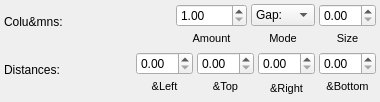
nitramr/scribus, file scribus/ui/propertywidget_distancebase.ui: the form before one commit.
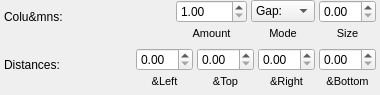
The form after the commit. Custom widgets are drawn as their Qt base class.

What changed in the file:
```diff
--- a/scribus/ui/propertywidget_distancebase.ui
+++ b/scribus/ui/propertywidget_distancebase.ui
@@ -7,7 +7,7 @@
     <x>0</x>
     <y>0</y>
     <width>380</width>
-    <height>102</height>
+    <height>95</height>
    </rect>
   </property>
   <property name="sizePolicy">
@@ -39,13 +39,13 @@
   </property>
   <layout class="QVBoxLayout" name="verticalLayout">
    <property name="spacing">
-    <number>2</number>
+    <number>4</number>
    </property>
    <property name="leftMargin">
     <number>4</number>
    </property>
    <property name="topMargin">
-    <number>4</number>
+    <number>0</number>
    </property>
    <property name="rightMargin">
     <number>4</number>
@@ -300,6 +300,9 @@
      </item>
      <item>
       <layout class="QVBoxLayout" name="verticalLayout_10">
+       <property name="spacing">
+        <number>0</number>
+       </property>
        <item>
         <widget class="ScrSpinBox" name="rightDistance">
          <property name="toolTip">
```
